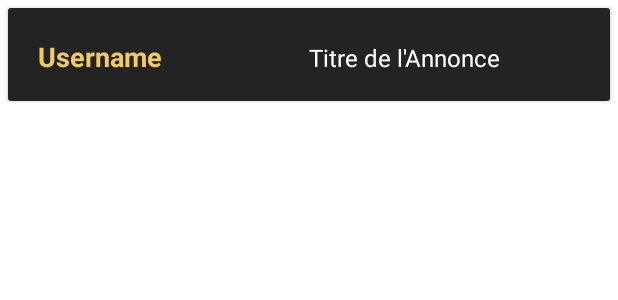
After one commit to josue-lubaki/SAPP, an Android app: the layout layout_list_message_item.xml on its own in the app's theme, with its tools: preview values and no code run, on a phone screen of 412 x 824 dp. The commit adds this screen. Shown: the top 300 px of the screen. Run offline under Robolectric (Android 15) with nearby library versions, the phone set to English and light mode, and no system bars.

Commit message:
List Message Part 1

```diff
--- a/app/src/main/java/ca/ghost_team/sapp/dao/AnnonceDao.java
+++ b/app/src/main/java/ca/ghost_team/sapp/dao/AnnonceDao.java
@@ -38,6 +38,10 @@ public interface AnnonceDao {
     @Query("SELECT * FROM annonceTable WHERE utilisateurId = :utilisateurId")
     LiveData<List<Annonce>> findAnnonceByUser(int utilisateurId);
 
+    // Requête qui permet de récuperer toutes les annonces par rapport à un Utilisateur
+    @Query("SELECT * FROM annonceTable WHERE idAnnonce = :annonceId")
+    Annonce getInfoAnnonce(int annonceId);
+
     @Delete
     void deleteAnnonce(Annonce annonce);
 
--- a/app/src/main/java/ca/ghost_team/sapp/dao/MessageDao.java
+++ b/app/src/main/java/ca/ghost_team/sapp/dao/MessageDao.java
@@ -15,6 +15,9 @@ public interface MessageDao {
     @Query("SELECT * FROM MessageTable WHERE idReceiver = :idUser OR idSender = :idUser")
     LiveData<List<Message>> allMessages(int idUser);
 
+    @Query("SELECT * FROM MessageTable WHERE idReceiver = :idUser GROUP BY idSender")
+    LiveData<List<Message>> allMessagesReceiver(int idUser);
+
     @Insert
     void sendMessage(Message message);
 
--- a/app/src/main/java/ca/ghost_team/sapp/navigation/Home.java
+++ b/app/src/main/java/ca/ghost_team/sapp/navigation/Home.java
@@ -54,6 +54,7 @@ public class Home extends Fragment {
     public void onAttach(@NonNull Context context) {
         super.onAttach(context);
         ((MainActivity) context).setTitle(R.string.home);
+
     }
 
     @Override
--- /dev/null
+++ b/app/src/main/res/layout/layout_list_message_item.xml
@@ -0,0 +1,39 @@
+<?xml version="1.0" encoding="utf-8"?>
+<layout>
+    <androidx.cardview.widget.CardView
+        xmlns:android="http://schemas.android.com/apk/res/android"
+        android:id="@+id/cardView_list_message_item"
+        android:layout_width="match_parent"
+        android:layout_height="wrap_content"
+        android:layout_margin="5dp">
+
+        <LinearLayout
+            android:layout_width="match_parent"
+            android:layout_height="match_parent"
+            android:padding="20dp"
+            android:background="@color/BackgroundSplash"
+            android:orientation="horizontal">
+
+            <TextView
+                android:id="@+id/text_list_msg_item_username"
+                android:layout_width="0dp"
+                android:layout_height="match_parent"
+                android:layout_weight="1"
+                android:text="@string/username"
+                android:textStyle="bold"
+                android:textSize="18sp"
+                android:textColor="@color/yellow"/>
+
+            <TextView
+                android:id="@+id/text_list_msg_item_titre_Annonce"
+                android:layout_weight="1"
+                android:layout_width="0dp"
+                android:layout_height="wrap_content"
+                android:text="@string/titreAnnonce"
+                android:textSize="16sp"
+                android:textColor="@color/white"/>
+
+        </LinearLayout>
+
+    </androidx.cardview.widget.CardView>
+</layout>
```
Also changed, not shown: app/src/main/java/ca/ghost_team/sapp/activity/DetailAnnonce.java (+10 -4 lines), app/src/main/java/ca/ghost_team/sapp/adapter/ListMessageAdapter.java (added, +86 -0 lines), app/src/main/java/ca/ghost_team/sapp/navigation/Message.java (+42 -1 lines), app/src/main/java/ca/ghost_team/sapp/repository/MessageRepo.java (+7 -1 lines), app/src/main/java/ca/ghost_team/sapp/viewmodel/MessageViewModel.java (+7 -1 lines), app/src/main/res/layout/layout_message.xml (+10 -1 lines).
